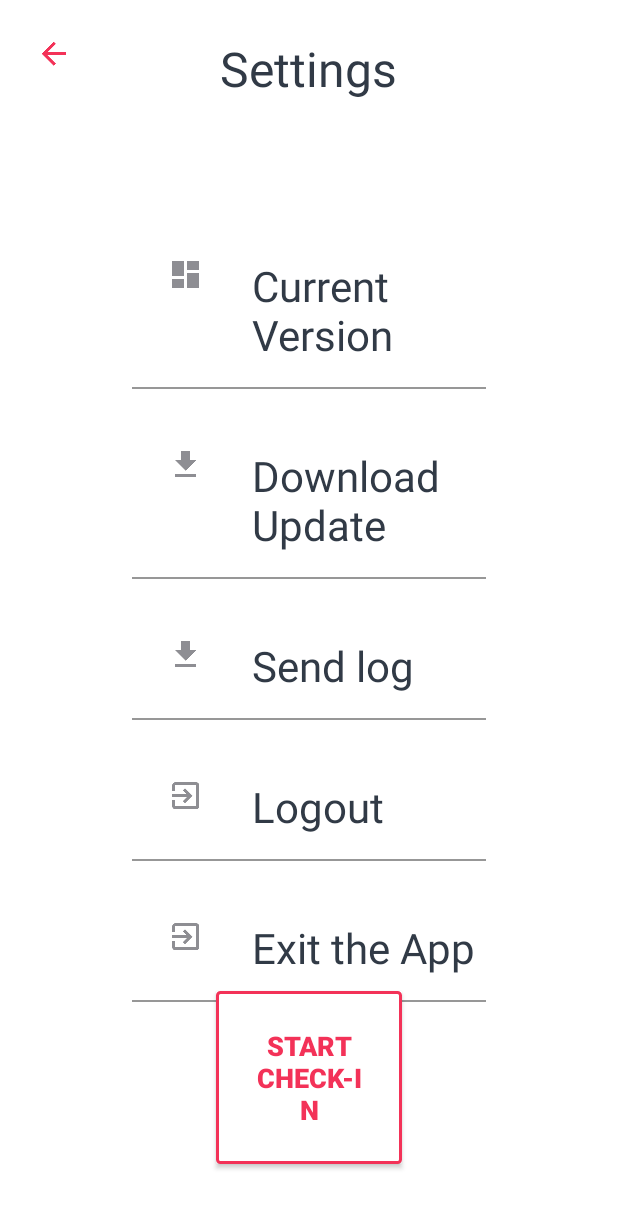
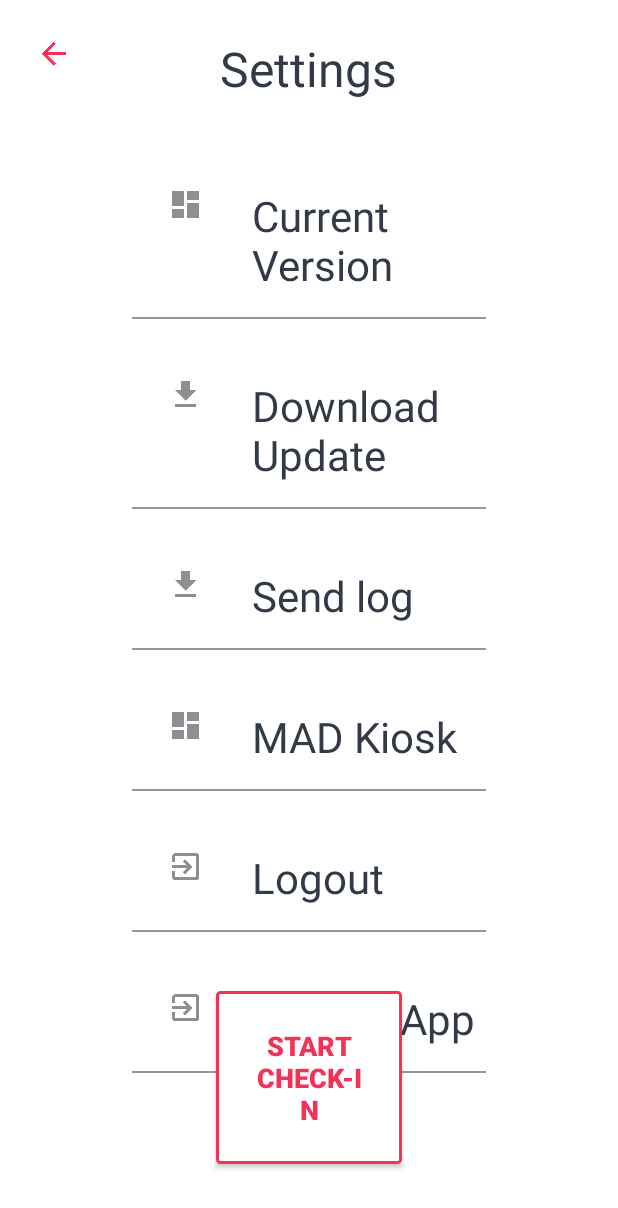
Before and after one commit to pixelsandcode/self-checkin, an Android app: the SettingActivity screen opened directly, with no data from a screen before it, on a phone screen of 412 x 824 dp. Shown: the top 1208 px of the screen. Run offline under Robolectric (Android 15) with nearby library versions, the phone set to English and light mode, and no system bars; our stand-ins replace ButterKnife, Dagger/Hilt's generated code, Timber; libraries missing offline, so code that uses them is left out: com.afollestad.materialdialogs, com.drivemode.android, com.f2prateek.rx, com.jakewharton.threetenabp; 9 statements that could not run were skipped.

Commit message:
[Delivers #138393919] fix login interval, add random names, set random name first time, add button to setting to change name

```diff
--- a/Self-Check-In/app/src/main/java/me/tipi/self_check_in/data/api/ApiConstants.java
+++ b/Self-Check-In/app/src/main/java/me/tipi/self_check_in/data/api/ApiConstants.java
@@ -45,6 +45,7 @@ public class ApiConstants {
   public static final String HOSTEL_NAME = "hostelName";
   public static final String PRINTER = "printer";
   public static final String HOSTEL_KEY = "hostelKey";
+  public static final String KIOSK_NAME = "kioskName";
 
   public static String getApiBaseUrl() {
     if (BuildConfig.STG) {
--- a/Self-Check-In/app/src/main/java/me/tipi/self_check_in/ui/SettingActivity.java
+++ b/Self-Check-In/app/src/main/java/me/tipi/self_check_in/ui/SettingActivity.java
@@ -13,17 +13,24 @@ import android.content.SharedPreferences;
 import android.net.Uri;
 import android.os.Bundle;
 import android.preference.PreferenceManager;
+import android.support.annotation.NonNull;
+import android.support.v4.content.ContextCompat;
 import android.support.v7.app.AppCompatActivity;
+import android.text.InputType;
+import android.text.TextUtils;
 import android.view.View;
 import android.view.WindowManager;
 import android.widget.TextView;
+import android.widget.Toast;
 
+import com.afollestad.materialdialogs.MaterialDialog;
 import com.drivemode.android.typeface.TypefaceHelper;
 import com.f2prateek.rx.preferences.Preference;
 import com.google.android.gms.analytics.HitBuilders;
 import com.google.android.gms.analytics.Tracker;
 
 import java.io.File;
+import java.util.Locale;
 
 import javax.inject.Inject;
 import javax.inject.Named;
@@ -46,9 +53,13 @@ public class SettingActivity extends AppCompatActivity {
   @Inject TypefaceHelper typeface;
   @Inject @Named(ApiConstants.USER_NAME) Preference<String> username;
   @Inject @Named(ApiConstants.PASSWORD) Preference<String> password;
+  @Inject
+  @Named(ApiConstants.KIOSK_NAME)
+  Preference<String> kioskNamePref;
 
   @Bind(R.id.version) TextView versionTextView;
   @Bind(R.id.print) TextView print;
+  @Bind(R.id.kiosk_name) TextView kioskName;
 
   @Override
   protected void onCreate(Bundle savedInstanceState) {
@@ -60,15 +71,18 @@ public class SettingActivity extends AppCompatActivity {
 
     typeface.setTypeface(this, getResources().getString(R.string.font_regular));
     versionTextView.setText(String.format("Current Version %s", BuildConfig.VERSION_NAME));
+
     if (printerPreference.get()) {
       print.setText(getString(R.string.printer_on));
     } else {
       print.setText(getString(R.string.printer_off));
     }
 
+    handleKioskModeText();
+
     SharedPreferences sp = PreferenceManager.getDefaultSharedPreferences(this);
     sp.edit().putBoolean(KioskService.PREF_KIOSK_MODE, false).apply();
-
+    Timber.w("KIOSK mode is OFF");
     Timber.d("Created");
   }
 
@@ -128,6 +142,24 @@ public class SettingActivity extends AppCompatActivity {
     this.finishAffinity();
   }
 
+  public void changeKioskName(View view) {
+    new MaterialDialog.Builder(this)
+        .title("Enter a Name")
+        .inputType(InputType.TYPE_CLASS_TEXT | InputType.TYPE_TEXT_FLAG_CAP_WORDS)
+        .inputRange(3, 50, ContextCompat.getColor(SettingActivity.this, R.color.colorAccent))
+        .input("New Hostel Name", "", false, new MaterialDialog.InputCallback() {
+          @Override public void onInput(@NonNull MaterialDialog dialog, CharSequence input) {
+            if (!TextUtils.isEmpty(input.toString())) {
+              kioskNamePref.set(input.toString());
+              handleKioskModeText();
+            } else {
+              Toast.makeText(SettingActivity.this, "Can't rename to empty text", Toast.LENGTH_LONG).show();
+            }
+          }
+        })
+        .show();
+  }
+
   @OnClick(R.id.print)
   public void onClick() {
     printerPreference.set(!printerPreference.get());
@@ -137,4 +169,10 @@ public class SettingActivity extends AppCompatActivity {
       print.setText(getString(R.string.printer_off));
     }
   }
+
+  private void handleKioskModeText() {
+    if (kioskNamePref != null && kioskNamePref.get() != null && !TextUtils.isEmpty(kioskNamePref.get())) {
+      kioskName.setText(String.format(Locale.US, "%s (Tap to change kiosk name)", kioskNamePref.get()));
+    }
+  }
 }
--- a/Self-Check-In/app/src/main/res/layout/activity_setting.xml
+++ b/Self-Check-In/app/src/main/res/layout/activity_setting.xml
@@ -49,8 +49,8 @@
         android:id="@+id/version"
         android:layout_width="wrap_content"
         android:layout_height="wrap_content"
+        android:layout_toEndOf="@id/version_icon"
         android:layout_toRightOf="@id/version_icon"
-            android:layout_toEndOf="@id/version_icon"
         android:padding="@dimen/normal_padding"
         android:textColor="@color/main_text"
         android:textSize="@dimen/font_large"
@@ -82,8 +82,8 @@
         android:layout_height="wrap_content"
         android:layout_below="@+id/version"
         android:layout_marginTop="@dimen/first_key_line"
+        android:layout_toEndOf="@+id/download_icon"
         android:layout_toRightOf="@+id/download_icon"
-            android:layout_toEndOf="@+id/download_icon"
         android:clickable="true"
         android:onClick="goToDownload"
         android:padding="@dimen/normal_padding"
@@ -115,10 +115,9 @@
         android:id="@+id/send_log"
         android:layout_width="wrap_content"
         android:layout_height="wrap_content"
-            android:layout_below="@+id/download"
-            android:layout_marginTop="@dimen/first_key_line"
-            android:layout_toRightOf="@+id/download_icon"
-            android:layout_toEndOf="@+id/download_icon"
+        android:layout_alignTop="@+id/send_log_icon"
+        android:layout_toEndOf="@+id/send_log_icon"
+        android:layout_toRightOf="@+id/send_log_icon"
         android:clickable="true"
         android:onClick="goToEmail"
         android:padding="@dimen/normal_padding"
@@ -136,10 +135,45 @@
         android:background="#979797"/>
 
     <ImageView
+        android:id="@+id/kiosk_name_icon"
+        android:layout_width="wrap_content"
+        android:layout_height="wrap_content"
+        android:layout_below="@+id/send_log"
+        android:layout_marginLeft="@dimen/first_key_line"
+        android:layout_marginStart="@dimen/first_key_line"
+        android:layout_marginTop="@dimen/first_key_line"
+        android:padding="@dimen/normal_padding"
+        android:src="@drawable/ic_dashboard"
+        tools:ignore="ContentDescription"/>
+
+    <TextView
+        android:id="@+id/kiosk_name"
+        android:layout_width="wrap_content"
+        android:layout_height="wrap_content"
+        android:layout_alignTop="@+id/kiosk_name_icon"
+        android:layout_toEndOf="@+id/kiosk_name_icon"
+        android:layout_toRightOf="@+id/kiosk_name_icon"
+        android:clickable="true"
+        android:onClick="changeKioskName"
+        android:padding="@dimen/normal_padding"
+        android:text="@string/app_name"
+        android:textColor="@color/main_text"
+        android:textSize="@dimen/font_large"/>
+
+
+    <View
+        android:layout_width="match_parent"
+        android:layout_height="1dp"
+        android:layout_below="@+id/kiosk_name"
+        android:layout_marginLeft="@dimen/normal_margin"
+        android:layout_marginRight="@dimen/normal_margin"
+        android:background="#979797"/>
+
+    <ImageView
         android:id="@+id/logout_icon"
         android:layout_width="wrap_content"
         android:layout_height="wrap_content"
-            android:layout_below="@+id/send_log"
+        android:layout_below="@+id/kiosk_name"
         android:layout_marginLeft="@dimen/first_key_line"
         android:layout_marginStart="@dimen/first_key_line"
         android:layout_marginTop="@dimen/first_key_line"
@@ -151,10 +185,9 @@
         android:id="@+id/logout"
         android:layout_width="wrap_content"
         android:layout_height="wrap_content"
-            android:layout_below="@+id/send_log"
-            android:layout_marginTop="@dimen/first_key_line"
+        android:layout_alignTop="@+id/logout_icon"
+        android:layout_toEndOf="@+id/logout_icon"
         android:layout_toRightOf="@+id/logout_icon"
-            android:layout_toEndOf="@+id/logout_icon"
         android:clickable="true"
         android:onClick="logout"
         android:padding="@dimen/normal_padding"
@@ -188,8 +221,8 @@
         android:layout_height="wrap_content"
         android:layout_below="@+id/logout"
         android:layout_marginTop="@dimen/first_key_line"
+        android:layout_toEndOf="@+id/logout_icon"
         android:layout_toRightOf="@+id/logout_icon"
-            android:layout_toEndOf="@+id/logout_icon"
         android:clickable="true"
         android:onClick="exitApp"
         android:padding="@dimen/normal_padding"
@@ -215,8 +248,8 @@
         android:layout_marginTop="@dimen/first_key_line"
         android:padding="@dimen/normal_padding"
         android:src="@drawable/ic_print_setting"
-            tools:ignore="ContentDescription"
-            android:visibility="gone"/>
+        android:visibility="gone"
+        tools:ignore="ContentDescription"/>
 
     <TextView
         android:id="@+id/print"
@@ -224,8 +257,8 @@
         android:layout_height="wrap_content"
         android:layout_below="@+id/exit"
         android:layout_marginTop="@dimen/first_key_line"
+        android:layout_toEndOf="@+id/logout_icon"
         android:layout_toRightOf="@+id/logout_icon"
-            android:layout_toEndOf="@+id/logout_icon"
         android:clickable="true"
         android:padding="@dimen/normal_padding"
         android:textColor="@color/main_text"
```
Also changed, not shown: Self-Check-In/app/src/main/java/me/tipi/self_check_in/data/DataModule.java (+5 -12 lines), Self-Check-In/app/src/main/java/me/tipi/self_check_in/ui/MainActivity.java (+31 -15 lines), Self-Check-In/app/src/main/res/values/strings.xml (+63 -0 lines). Lines whose indentation alone changed are shown as unchanged.
